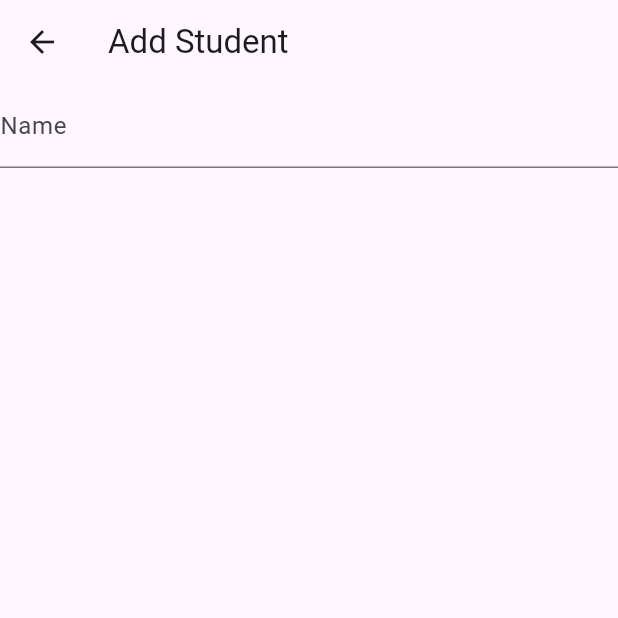
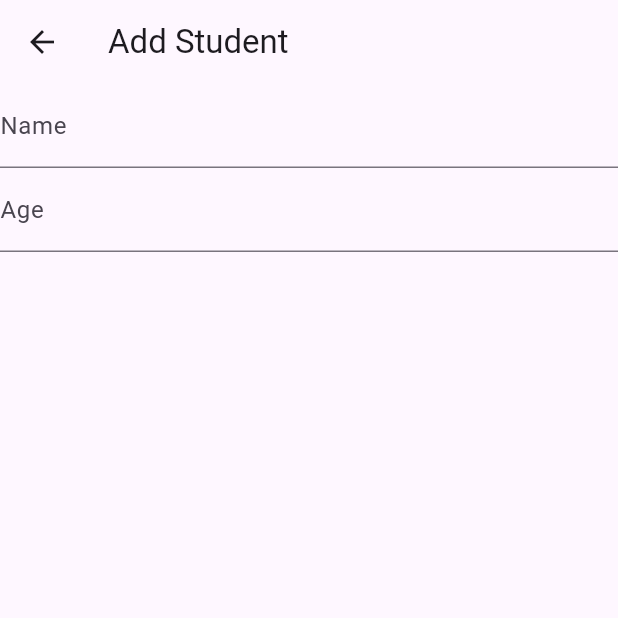
Before and after one commit to mubarekdevv/student_manager_app, a Flutter app: the AddStudentScreen screen opened directly, on a phone screen of 412 x 824 dp, the top half of it. Run offline on Flutter 3.47's test engine with Material 3 defaults, Android fonts, the phone set to English and light mode, and no system bars.

Commit message:
text fields added

```diff
--- a/lib/screens/add_student_screen.dart
+++ b/lib/screens/add_student_screen.dart
@@ -16,7 +16,12 @@ class AddStudentScreen extends StatelessWidget {
                         labelText: "Name"
                     ),
                 ),
-
+                TextField(
+                    decoration: InputDecoration(
+                        labelText: 'Age'
+                    ),
+                    keyboardType: TextInputType.number,
+                )
             ],
         ),
     );
```
